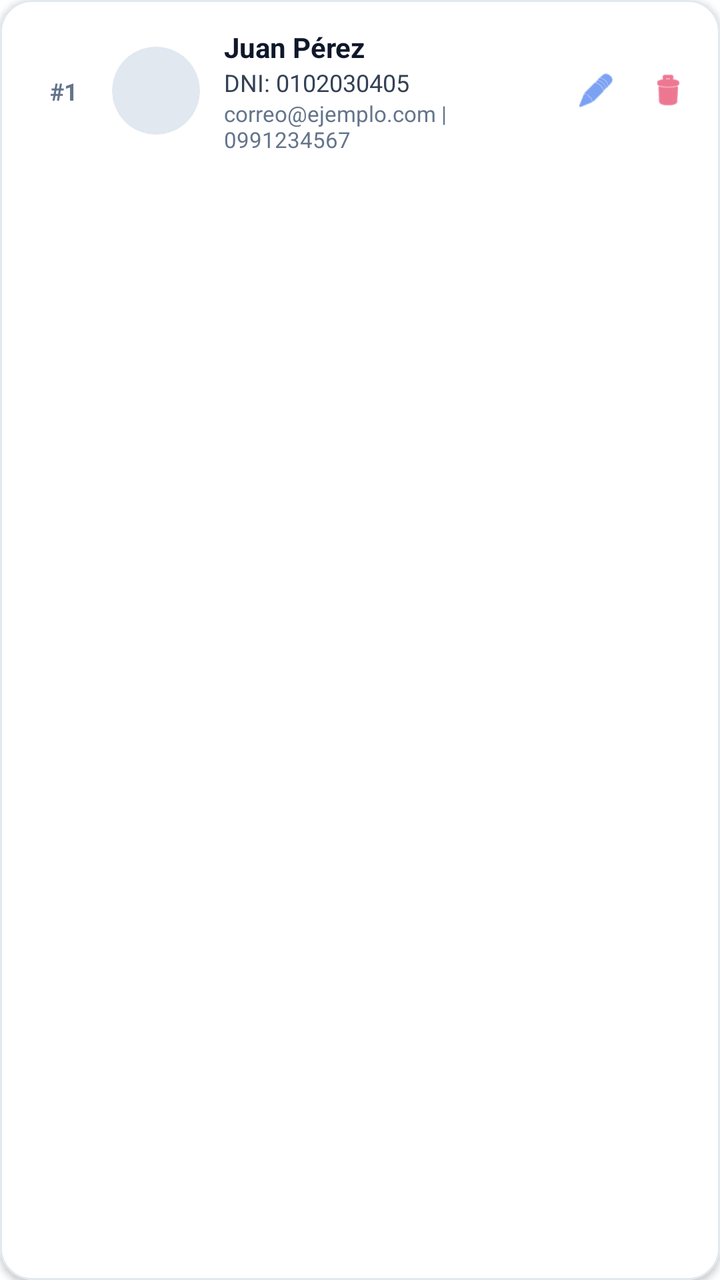
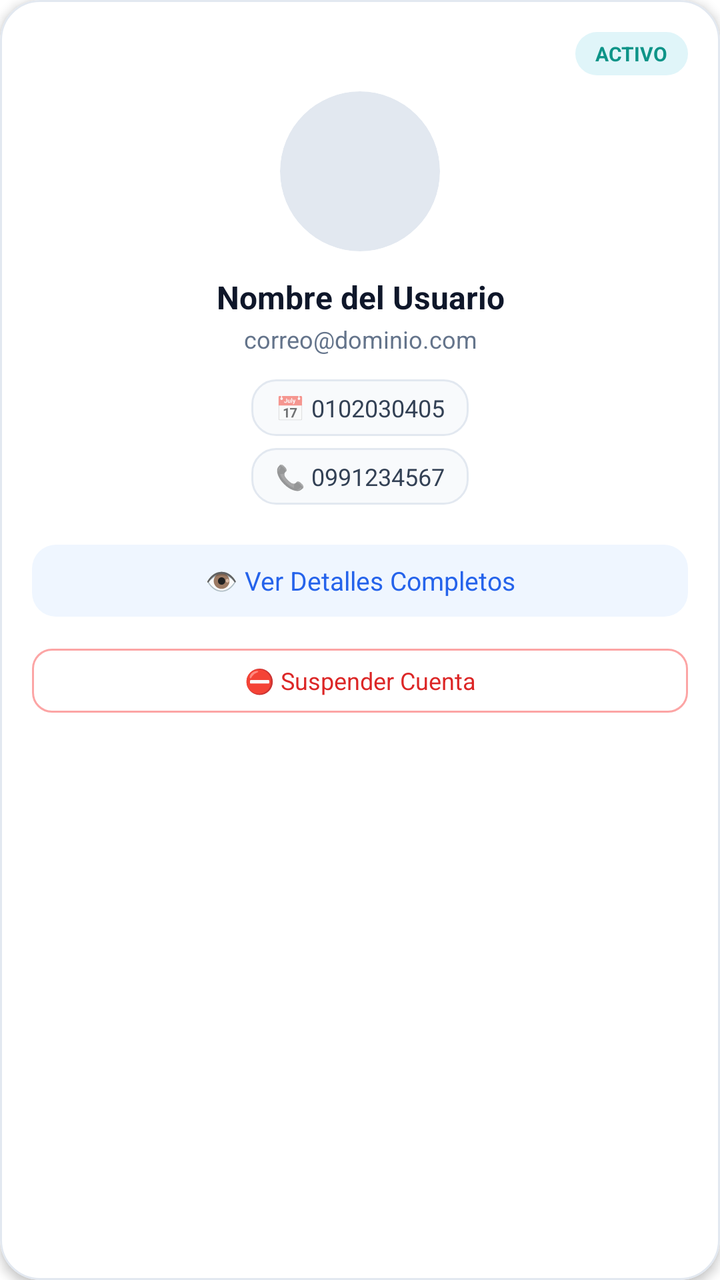

Two renders of the same Android screen: before a commit and after it. Below are the layout's source before the change and the commit's diff.
<!-- AndroidManifest.xml: application theme Theme.MaterialComponents.Light.NoActionBar -->
<!-- res/layout/item_usuario.xml -->
<?xml version="1.0" encoding="utf-8"?>
<com.google.android.material.card.MaterialCardView
    xmlns:android="http://schemas.android.com/apk/res/android"
    xmlns:app="http://schemas.android.com/apk/res-auto"
    android:layout_width="match_parent"
    android:layout_height="wrap_content"
    android:layout_marginHorizontal="4dp"
    android:layout_marginVertical="6dp"
    app:cardBackgroundColor="#FFFFFF"
    app:cardCornerRadius="16dp"
    app:cardElevation="2dp"
    app:strokeColor="#E2E8F0"
    app:strokeWidth="1dp">

    <LinearLayout
        android:layout_width="match_parent"
        android:layout_height="wrap_content"
        android:gravity="center_vertical"
        android:orientation="horizontal"
        android:padding="14dp">

        
        <TextView
            android:id="@+id/tvIdUsuario"
            android:layout_width="36dp"
            android:layout_height="wrap_content"
            android:gravity="center"
            android:text="#1"
            android:textColor="#64748B"
            android:textSize="12sp"
            android:textStyle="bold" />

        
        <com.google.android.material.imageview.ShapeableImageView
            android:id="@+id/ivAvatarUsuario"
            android:layout_width="44dp"
            android:layout_height="44dp"
            android:layout_marginStart="6dp"
            android:scaleType="centerCrop"
            android:src="@drawable/bg_avatar_circulo"
            app:shapeAppearanceOverlay="@style/ShapeAppearance.Material3.Corner.Full" />

        
        <LinearLayout
            android:layout_width="0dp"
            android:layout_height="wrap_content"
            android:layout_marginStart="12dp"
            android:layout_weight="1"
            android:orientation="vertical">

            <TextView
                android:id="@+id/tvNombreCompleto"
                android:layout_width="match_parent"
                android:layout_height="wrap_content"
                android:text="Juan Pérez"
                android:textColor="#0F172A"
                android:textSize="14sp"
                android:textStyle="bold" />

            <TextView
                android:id="@+id/tvDni"
                android:layout_width="match_parent"
                android:layout_height="wrap_content"
                android:text="DNI: 0102030405"
                android:textColor="#334155"
                android:textSize="12sp" />

            <TextView
                android:id="@+id/tvContacto"
                android:layout_width="match_parent"
                android:layout_height="wrap_content"
                android:text="correo@ejemplo.com | 0991234567"
                android:textColor="#64748B"
                android:textSize="11sp" />
        </LinearLayout>

        
        <LinearLayout
            android:layout_width="wrap_content"
            android:layout_height="wrap_content"
            android:orientation="horizontal">

            <com.google.android.material.button.MaterialButton
                android:id="@+id/btnEditar"
                style="@style/Widget.Material3.Button.IconButton"
                android:layout_width="36dp"
                android:layout_height="36dp"
                app:icon="@android:drawable/ic_menu_edit"
                app:iconTint="#2563EB" />

            <com.google.android.material.button.MaterialButton
                android:id="@+id/btnEliminar"
                style="@style/Widget.Material3.Button.IconButton"
                android:layout_width="36dp"
                android:layout_height="36dp"
                app:icon="@android:drawable/ic_menu_delete"
                app:iconTint="#E11D48" />
        </LinearLayout>

    </LinearLayout>

</com.google.android.material.card.MaterialCardView>
<!-- resources referenced by this layout -->
<resources>
  <!-- drawable bg_avatar_circulo (drawable) -->
  <?xml version="1.0" encoding="utf-8"?>
  <shape xmlns:android="http://schemas.android.com/apk/res/android" android:shape="oval">
      <solid android:color="#E2E8F0"/>
  </shape>
</resources>

<!-- the commit's change to res/layout/item_usuario.xml (unified diff, before → after) -->
@@ -4,98 +4,175 @@
     xmlns:app="http://schemas.android.com/apk/res-auto"
     android:layout_width="match_parent"
     android:layout_height="wrap_content"
-    android:layout_marginHorizontal="4dp"
-    android:layout_marginVertical="6dp"
+    android:layout_marginHorizontal="12dp"
+    android:layout_marginVertical="8dp"
     app:cardBackgroundColor="#FFFFFF"
-    app:cardCornerRadius="16dp"
-    app:cardElevation="2dp"
+    app:cardCornerRadius="20dp"
+    app:cardElevation="3dp"
     app:strokeColor="#E2E8F0"
     app:strokeWidth="1dp">
 
     <LinearLayout
         android:layout_width="match_parent"
         android:layout_height="wrap_content"
-        android:gravity="center_vertical"
-        android:orientation="horizontal"
-        android:padding="14dp">
+        android:orientation="vertical"
+        android:padding="16dp">
+
+        
+        <RelativeLayout
+            android:layout_width="match_parent"
+            android:layout_height="wrap_content"
+            android:layout_marginBottom="8dp">
+
+            <TextView
+                android:id="@+id/tvEstadoBadge"
+                android:layout_width="wrap_content"
+                android:layout_height="wrap_content"
+                android:layout_alignParentEnd="true"
+                android:background="@drawable/bg_chip_teal"
+                android:paddingHorizontal="10dp"
+                android:paddingVertical="4dp"
+                android:text="ACTIVO"
+                android:textColor="#0D9488"
+                android:textSize="10sp"
+                android:textStyle="bold" />
+        </RelativeLayout>
+
+        
+        <FrameLayout
+            android:layout_width="80dp"
+            android:layout_height="80dp"
+            android:layout_gravity="center_horizontal"
+            android:layout_marginBottom="12dp">
+
+            <com.google.android.material.imageview.ShapeableImageView
+                android:id="@+id/ivAvatarUsuario"
+                android:layout_width="match_parent"
+                android:layout_height="match_parent"
+                android:scaleType="centerCrop"
+                android:src="@drawable/bg_avatar_circulo"
+                app:shapeAppearanceOverlay="@style/ShapeAppearance.Material3.Corner.Full" />
+
+            <TextView
+                android:id="@+id/tvIniciales"
+                android:layout_width="match_parent"
+                android:layout_height="match_parent"
+                android:background="@drawable/bg_avatar_circulo"
+                android:gravity="center"
+                android:text="U"
+                android:textColor="@color/white"
+                android:textSize="24sp"
+                android:textStyle="bold"
+                android:visibility="gone" />
+        </FrameLayout>
 
         
         <TextView
-            android:id="@+id/tvIdUsuario"
-            android:layout_width="36dp"
+            android:id="@+id/tvNombreCompleto"
+            android:layout_width="match_parent"
             android:layout_height="wrap_content"
             android:gravity="center"
-            android:text="#1"
-            android:textColor="#64748B"
-            android:textSize="12sp"
+            android:text="Nombre del Usuario"
+            android:textColor="#0F172A"
+            android:textSize="16sp"
             android:textStyle="bold" />
 
-        
-        <com.google.android.material.imageview.ShapeableImageView
-            android:id="@+id/ivAvatarUsuario"
-            android:layout_width="44dp"
-            android:layout_height="44dp"
-            android:layout_marginStart="6dp"
-            android:scaleType="centerCrop"
-            android:src="@drawable/bg_avatar_circulo"
-            app:shapeAppearanceOverlay="@style/ShapeAppearance.Material3.Corner.Full" />
+        <TextView
+            android:id="@+id/tvEmail"
+            android:layout_width="match_parent"
+            android:layout_height="wrap_content"
+            android:layout_marginTop="2dp"
+            android:layout_marginBottom="12dp"
+            android:gravity="center"
+            android:text="correo@dominio.com"
+            android:textColor="#64748B"
+            android:textSize="12sp" />
 
         
         <LinearLayout
-            android:layout_width="0dp"
+            android:layout_width="match_parent"
             android:layout_height="wrap_content"
-            android:layout_marginStart="12dp"
-            android:layout_weight="1"
-            android:orientation="vertical">
+            android:gravity="center"
+            android:orientation="vertical"
+            android:layout_marginBottom="16dp">
 
-            <TextView
-                android:id="@+id/tvNombreCompleto"
-                android:layout_width="match_parent"
+            <LinearLayout
+                android:layout_width="wrap_content"
                 android:layout_height="wrap_content"
-                android:text="Juan Pérez"
-                android:textColor="#0F172A"
-                android:textSize="14sp"
-                android:textStyle="bold" />
+                android:layout_marginBottom="6dp"
+                android:background="@drawable/bg_campo_entrada"
+                android:gravity="center_vertical"
+                android:paddingHorizontal="12dp"
+                android:paddingVertical="6dp">
 
-            <TextView
-                android:id="@+id/tvDni"
-                android:layout_width="match_parent"
+                <TextView
+                    android:layout_width="wrap_content"
+                    android:layout_height="wrap_content"
+                    android:text="📅 "
+                    android:textSize="12sp" />
+
+                <TextView
+                    android:id="@+id/tvDni"
+                    android:layout_width="wrap_content"
+                    android:layout_height="wrap_content"
+                    android:text="0102030405"
+                    android:textColor="#334155"
+                    android:textSize="12sp" />
+            </LinearLayout>
+
+            <LinearLayout
+                android:layout_width="wrap_content"
                 android:layout_height="wrap_content"
-                android:text="DNI: 0102030405"
-                android:textColor="#334155"
-                android:textSize="12sp" />
+                android:background="@drawable/bg_campo_entrada"
+                android:gravity="center_vertical"
+                android:paddingHorizontal="12dp"
+                android:paddingVertical="6dp">
 
-            <TextView
-                android:id="@+id/tvContacto"
-                android:layout_width="match_parent"
-                android:layout_height="wrap_content"
-                android:text="correo@ejemplo.com | 0991234567"
-                android:textColor="#64748B"
-                android:textSize="11sp" />
+                <TextView
+                    android:layout_width="wrap_content"
+                    android:layout_height="wrap_content"
+                    android:text="📞 "
+                    android:textSize="12sp" />
+
+                <TextView
+                    android:id="@+id/tvTelefono"
+                    android:layout_width="wrap_content"
+                    android:layout_height="wrap_content"
+                    android:text="0991234567"
+                    android:textColor="#334155"
+                    android:textSize="12sp" />
+            </LinearLayout>
         </LinearLayout>
 
         
-        <LinearLayout
-            android:layout_width="wrap_content"
-            android:layout_height="wrap_content"
-            android:orientation="horizontal">
+        <com.google.android.material.button.MaterialButton
+            android:id="@+id/btnVerDetalles"
+            style="@style/Widget.Material3.Button"
+            android:layout_width="match_parent"
+            android:layout_height="44dp"
+            android:layout_marginBottom="8dp"
+            android:text="👁️ Ver Detalles Completos"
+            android:textAllCaps="false"
+            android:textColor="#2563EB"
+            android:textSize="13sp"
+            app:backgroundTint="#EFF6FF"
+            app:cornerRadius="12dp"
+            app:elevation="0dp"
+            app:strokeWidth="0dp" />
 
-            <com.google.android.material.button.MaterialButton
-                android:id="@+id/btnEditar"
-                style="@style/Widget.Material3.Button.IconButton"
-                android:layout_width="36dp"
-                android:layout_height="36dp"
-                app:icon="@android:drawable/ic_menu_edit"
-                app:iconTint="#2563EB" />
-
-            <com.google.android.material.button.MaterialButton
-                android:id="@+id/btnEliminar"
-                style="@style/Widget.Material3.Button.IconButton"
-                android:layout_width="36dp"
-                android:layout_height="36dp"
-                app:icon="@android:drawable/ic_menu_delete"
-                app:iconTint="#E11D48" />
-        </LinearLayout>
+        
+        <com.google.android.material.button.MaterialButton
+            android:id="@+id/btnSuspender"
+            style="@style/Widget.Material3.Button.OutlinedButton"
+            android:layout_width="match_parent"
+            android:layout_height="40dp"
+            android:text="⛔ Suspender Cuenta"
+            android:textAllCaps="false"
+            android:textColor="#DC2626"
+            android:textSize="12sp"
+            app:cornerRadius="10dp"
+            app:strokeColor="#FCA5A5"
+            app:strokeWidth="1dp" />
 
     </LinearLayout>
 
<!-- resource entries referenced after the edit -->
@@ -1,9 +1,30 @@
 <!-- resources referenced by this layout -->
 <resources>
+  <color name="white">#FFFFFFFF</color>
   <!-- drawable bg_avatar_circulo (drawable) -->
   <?xml version="1.0" encoding="utf-8"?>
   <shape xmlns:android="http://schemas.android.com/apk/res/android" android:shape="oval">
       <solid android:color="#E2E8F0"/>
   </shape>
+  <!-- drawable bg_campo_entrada (drawable) -->
+  <?xml version="1.0" encoding="utf-8"?>
+  <shape xmlns:android="http://schemas.android.com/apk/res/android">
+      <solid android:color="#F8FAFC" /> 
+      <stroke
+          android:width="1dp"
+          android:color="@color/input_stroke" />
+      <corners android:radius="12dp" />
+  </shape>
+  <!-- drawable bg_chip_teal (drawable) -->
+  <?xml version="1.0" encoding="utf-8"?>
+  <shape xmlns:android="http://schemas.android.com/apk/res/android"
+      android:shape="rectangle">
+  
+      <solid android:color="#E0F5F9" />
+  
+      <corners android:radius="16dp" />
+  
+  </shape>
+  <color name="input_stroke">#E2E8F0</color>
 </resources>
 
